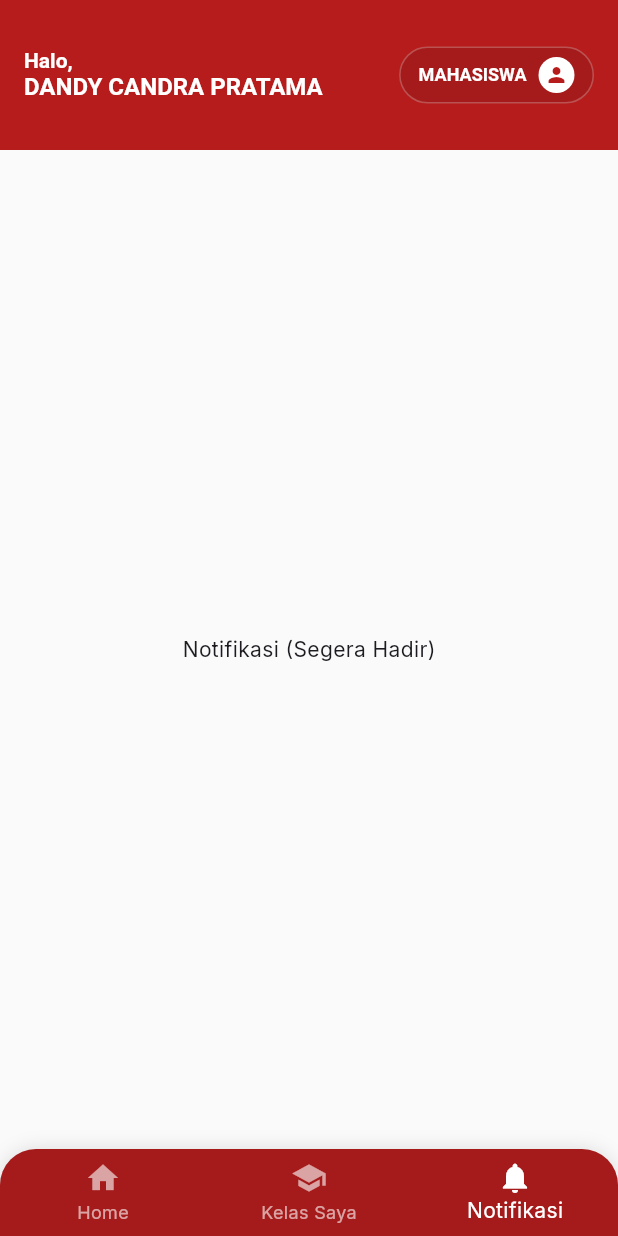
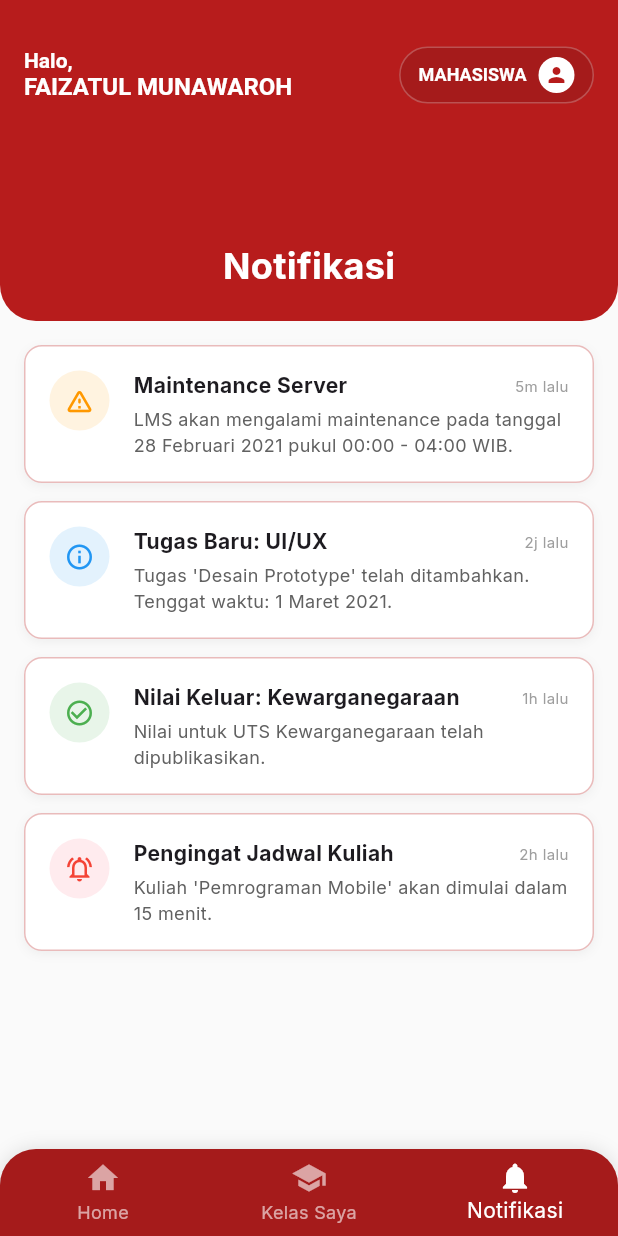
Before and after one commit to faizatulmunawaroh/uas-pak-rofii, a Flutter app: the HomeScreen screen opened directly, item 3 of the bottom bar chosen, on a phone screen of 412 x 824 dp. Run offline on Flutter 3.47's test engine with Material 3 defaults, Android fonts, the phone set to English and light mode, and no system bars; our stand-ins replace google_fonts.

Commit message:
mengubah nama di home

```diff
--- /dev/null
+++ b/lib/models/notification_model.dart
@@ -0,0 +1,44 @@
+enum NotificationType { info, warning, success, alert }
+
+class NotificationModel {
+  final String title;
+  final String message;
+  final DateTime timestamp;
+  final NotificationType type;
+  final bool isRead;
+
+  NotificationModel({
+    required this.title,
+    required this.message,
+    required this.timestamp,
+    required this.type,
+    this.isRead = false,
+  });
+}
+
+final List<NotificationModel> dummyNotifications = [
+  NotificationModel(
+    title: "Maintenance Server",
+    message: "LMS akan mengalami maintenance pada tanggal 28 Februari 2021 pukul 00:00 - 04:00 WIB.",
+    timestamp: DateTime.now().subtract(const Duration(minutes: 5)),
+    type: NotificationType.warning,
+  ),
+  NotificationModel(
+    title: "Tugas Baru: UI/UX",
+    message: "Tugas 'Desain Prototype' telah ditambahkan. Tenggat waktu: 1 Maret 2021.",
+    timestamp: DateTime.now().subtract(const Duration(hours: 2)),
+    type: NotificationType.info,
+  ),
+  NotificationModel(
+    title: "Nilai Keluar: Kewarganegaraan",
+    message: "Nilai untuk UTS Kewarganegaraan telah dipublikasikan.",
+    timestamp: DateTime.now().subtract(const Duration(days: 1)),
+    type: NotificationType.success,
+  ),
+  NotificationModel(
+    title: "Pengingat Jadwal Kuliah",
+    message: "Kuliah 'Pemrograman Mobile' akan dimulai dalam 15 menit.",
+    timestamp: DateTime.now().subtract(const Duration(days: 2)),
+    type: NotificationType.alert,
+  ),
+];
--- a/lib/screens/home_screen.dart
+++ b/lib/screens/home_screen.dart
@@ -1,6 +1,7 @@
 import 'package:celoe/models/assignment.dart';
 import 'package:celoe/models/course.dart';
 import 'package:celoe/screens/my_classes_screen.dart';
+import 'package:celoe/screens/notification_screen.dart';
 import 'package:celoe/theme.dart';
 import 'package:flutter/material.dart';
 
@@ -34,7 +35,7 @@ class _HomeScreenState extends State<HomeScreen> {
               crossAxisAlignment: CrossAxisAlignment.start,
               children: [
                 const Text("Halo,", style: TextStyle(color: Colors.white, fontSize: 14)),
-                const Text("DANDY CANDRA PRATAMA", style: TextStyle(color: Colors.white, fontSize: 16, fontWeight: FontWeight.bold)),
+                const Text("FAIZATUL MUNAWAROH", style: TextStyle(color: Colors.white, fontSize: 16, fontWeight: FontWeight.bold)),
               ],
             ),
              const Spacer(),
@@ -89,7 +90,7 @@ class _HomeScreenState extends State<HomeScreen> {
   static List<Widget> get _widgetOptions => <Widget>[
     const HomeContent(),
     const MyClassesScreen(),
-    const Center(child: Text("Notifikasi (Segera Hadir)")),
+    const NotificationScreen(),
   ];
 }
 
--- /dev/null
+++ b/lib/screens/notification_screen.dart
@@ -0,0 +1,173 @@
+import 'package:celoe/models/notification_model.dart';
+import 'package:celoe/theme.dart';
+import 'package:flutter/material.dart';
+
+class NotificationScreen extends StatelessWidget {
+  const NotificationScreen({super.key});
+
+  @override
+  Widget build(BuildContext context) {
+    return Column(
+      children: [
+        // App Bar / Header area
+        Container(
+          padding: const EdgeInsets.only(top: 60, left: 16, right: 16, bottom: 20),
+          decoration: const BoxDecoration(
+            color: CeloeTheme.primaryColor,
+            borderRadius: BorderRadius.only(
+              bottomLeft: Radius.circular(24),
+              bottomRight: Radius.circular(24),
+            ),
+          ),
+          child: const Row(
+            mainAxisAlignment: MainAxisAlignment.center,
+            children: [
+              Text(
+                "Notifikasi",
+                style: TextStyle(
+                  color: Colors.white,
+                  fontSize: 24,
+                  fontWeight: FontWeight.bold,
+                ),
+              ),
+            ],
+          ),
+        ),
+
+        // Notification List
+        Expanded(
+          child: ListView.separated(
+            padding: const EdgeInsets.all(16),
+            itemCount: dummyNotifications.length,
+            separatorBuilder: (context, index) => const SizedBox(height: 12),
+            itemBuilder: (context, index) {
+              final notification = dummyNotifications[index];
+              return Container(
+                padding: const EdgeInsets.all(16),
+                decoration: BoxDecoration(
+                  color: Colors.white,
+                  borderRadius: BorderRadius.circular(12),
+                  boxShadow: [
+                    BoxShadow(
+                      color: Colors.black.withValues(alpha: 0.05),
+                      blurRadius: 5,
+                      offset: const Offset(0, 2),
+                    )
+                  ],
+                  border: notification.isRead
+                      ? null
+                      : Border.all(color: CeloeTheme.primaryColor.withValues(alpha: 0.3), width: 1),
+                ),
+                child: Row(
+                  crossAxisAlignment: CrossAxisAlignment.start,
+                  children: [
+                    // Icon based on type
+                    Container(
+                      padding: const EdgeInsets.all(10),
+                      decoration: BoxDecoration(
+                        color: _getBackgroundColor(notification.type),
+                        shape: BoxShape.circle,
+                      ),
+                      child: Icon(
+                        _getIcon(notification.type),
+                        color: _getIconColor(notification.type),
+                        size: 20,
+                      ),
+                    ),
+                    const SizedBox(width: 16),
+                    Expanded(
+                      child: Column(
+                        crossAxisAlignment: CrossAxisAlignment.start,
+                        children: [
+                          Row(
+                            mainAxisAlignment: MainAxisAlignment.spaceBetween,
+                            children: [
+                              Text(
+                                notification.title,
+                                style: const TextStyle(
+                                  fontWeight: FontWeight.bold,
+                                  fontSize: 14,
+                                ),
+                              ),
+                              Text(
+                                _formatTime(notification.timestamp),
+                                style: TextStyle(
+                                  color: Colors.grey.shade500,
+                                  fontSize: 10,
+                                ),
+                              ),
+                            ],
+                          ),
+                          const SizedBox(height: 4),
+                          Text(
+                            notification.message,
+                            style: TextStyle(
+                              color: Colors.grey.shade700,
+                              fontSize: 12,
+                            ),
+                          ),
+                        ],
+                      ),
+                    ),
+                  ],
+                ),
+              );
+            },
+          ),
+        ),
+      ],
+    );
+  }
+
+  Color _getBackgroundColor(NotificationType type) {
+    switch (type) {
+      case NotificationType.info:
+        return Colors.blue.shade50;
+      case NotificationType.warning:
+        return Colors.orange.shade50;
+      case NotificationType.success:
+        return Colors.green.shade50;
+      case NotificationType.alert:
+        return Colors.red.shade50;
+    }
+  }
+
+  Color _getIconColor(NotificationType type) {
+    switch (type) {
+      case NotificationType.info:
+        return Colors.blue;
+      case NotificationType.warning:
+        return Colors.orange;
+      case NotificationType.success:
+        return Colors.green;
+      case NotificationType.alert:
+        return Colors.red;
+    }
+  }
+
+  IconData _getIcon(NotificationType type) {
+    switch (type) {
+      case NotificationType.info:
+        return Icons.info_outline;
+      case NotificationType.warning:
+        return Icons.warning_amber_rounded;
+      case NotificationType.success:
+        return Icons.check_circle_outline;
+      case NotificationType.alert:
+        return Icons.notifications_active_outlined;
+    }
+  }
+
+  String _formatTime(DateTime time) {
+    final now = DateTime.now();
+    final diff = now.difference(time);
+
+    if (diff.inMinutes < 60) {
+      return "${diff.inMinutes}m lalu";
+    } else if (diff.inHours < 24) {
+      return "${diff.inHours}j lalu";
+    } else {
+      return "${diff.inDays}h lalu";
+    }
+  }
+}
```
